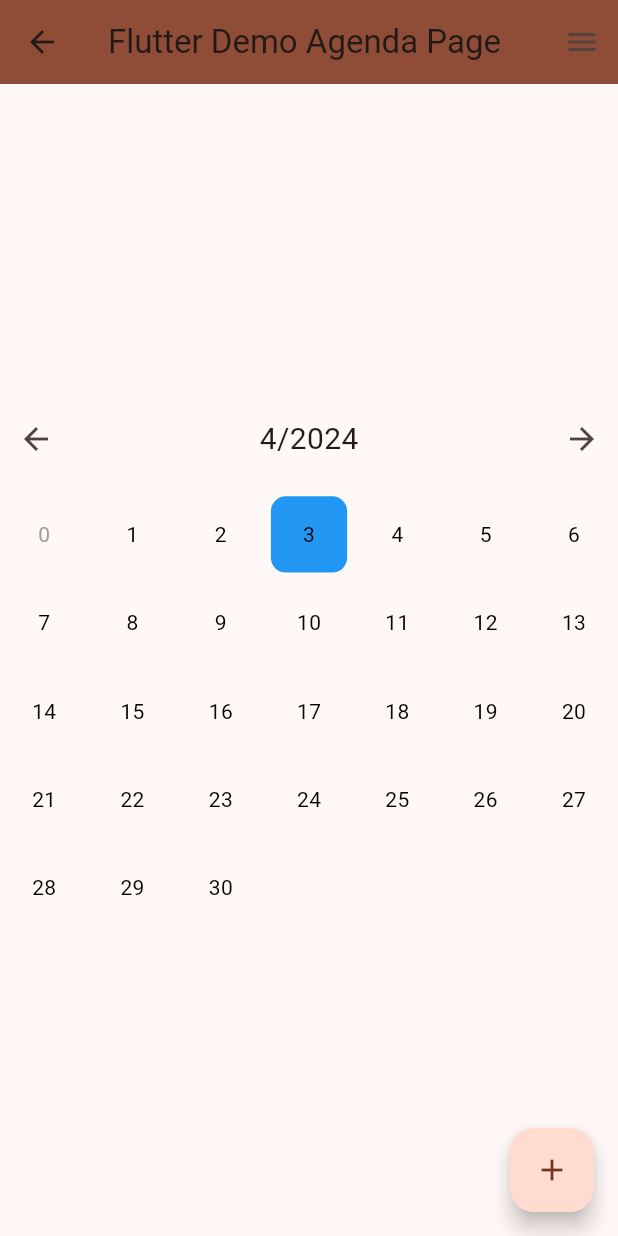
After one commit to WKLD-Labs/flutter_frontend, a Flutter app: the AgendaPage screen opened by its route, on a phone screen of 412 x 824 dp. The commit adds this screen. Run offline on Flutter 3.47's test engine with Material 3 defaults, Android fonts, the light colour scheme and no system bars; our stand-ins replace flutter_dotenv, font_awesome_flutter, go_router.

Commit message:
Agenda v1

```diff
--- a/lib/main.dart
+++ b/lib/main.dart
@@ -6,6 +6,7 @@ import 'package:flutter_dotenv/flutter_dotenv.dart';
 import 'views/HomePage/home_page.dart';
 import 'views/DummyPage/dummy_page.dart';
 import 'views/JadwalPage/jadwal_page.dart';
+import 'views/AgendaPage/agenda_page.dart';
 
 Future main() async {
   await dotenv.load(fileName: ".env");
@@ -32,6 +33,12 @@ final GoRouter _router = GoRouter(
           path: 'jadwal',
           builder: (BuildContext context, GoRouterState state) {
             return const JadwalPage(title: 'Flutter Demo Jadwal Page');
+          },
+        ),
+        GoRoute(
+          path: 'agenda',
+          builder: (BuildContext context, GoRouterState state) {
+            return const AgendaPage(title: 'Flutter Demo Agenda Page');
           },
         ),
       ],
--- /dev/null
+++ b/lib/views/AgendaPage/agenda_page.dart
@@ -0,0 +1,131 @@
+import 'package:flutter/material.dart';
+
+import '../../widgets/nav_drawer.dart';
+
+class AgendaPage extends StatefulWidget {
+  const AgendaPage({Key? key, required this.title}) : super(key: key);
+
+  final String title;
+
+  @override
+  State<AgendaPage> createState() => _AgendaPageState();
+}
+
+class _AgendaPageState extends State<AgendaPage> {
+  late DateTime _selectedDate;
+  late DateTime _currentMonth;
+
+  @override
+  void initState() {
+    super.initState();
+    _selectedDate = DateTime.now();
+    _currentMonth = DateTime.now();
+  }
+
+  @override
+  Widget build(BuildContext context) {
+    return Scaffold(
+      appBar: AppBar(
+        backgroundColor: Theme.of(context).colorScheme.primary,
+        title: Text(widget.title),
+      ),
+      body: Center(
+        child: Column(
+          mainAxisAlignment: MainAxisAlignment.center,
+          children: <Widget>[
+            SizedBox(height: 10),
+            Row(
+              mainAxisAlignment: MainAxisAlignment.spaceBetween,
+              children: <Widget>[
+                IconButton(
+                  onPressed: () {
+                    setState(() {
+                      _currentMonth = DateTime(
+                          _currentMonth.year, _currentMonth.month - 1, 1);
+                    });
+                  },
+                  icon: Icon(Icons.arrow_back),
+                ),
+                Text(
+                  '${_currentMonth.month}/${_currentMonth.year}',
+                  style: TextStyle(fontSize: 20),
+                ),
+                IconButton(
+                  onPressed: () {
+                    setState(() {
+                      _currentMonth = DateTime(
+                          _currentMonth.year, _currentMonth.month + 1, 1);
+                    });
+                  },
+                  icon: Icon(Icons.arrow_forward),
+                ),
+              ],
+            ),
+            SizedBox(height: 10),
+            GridView.builder(
+              shrinkWrap: true,
+              gridDelegate: SliverGridDelegateWithFixedCrossAxisCount(
+                crossAxisCount: 7,
+              ),
+              itemCount: _daysInMonth(_currentMonth),
+              itemBuilder: (context, index) {
+                final dayOfMonth = index - _firstDayOfMonth(_currentMonth) + 1;
+                final day = DateTime(_currentMonth.year, _currentMonth.month, dayOfMonth);
+
+                return GestureDetector(
+                  onTap: () {
+                    setState(() {
+                      _selectedDate = day;
+                    });
+                  },
+                  child: Container(
+                    alignment: Alignment.center,
+                    margin: EdgeInsets.all(4),
+                    decoration: BoxDecoration(
+                      color: _isSelectedDay(day) ? Colors.blue : null,
+                      borderRadius: BorderRadius.circular(10),
+                    ),
+                    child: Text(
+                      '$dayOfMonth',
+                      style: TextStyle(
+                        color: _isCurrentMonth(day) ? Colors.black : Colors.grey,
+                      ),
+                    ),
+                  ),
+                );
+              },
+            ),
+          ],
+        ),
+      ),
+      floatingActionButton: FloatingActionButton(
+        onPressed: () {
+          // Tambahkan fungsi untuk menambahkan data di sini
+        },
+        tooltip: 'Add Data',
+        child: Icon(Icons.add),
+      ),
+      endDrawer: NavDrawer(context),
+    );
+  }
+
+  bool _isCurrentMonth(DateTime day) {
+    return day.month == _currentMonth.month;
+  }
+
+  bool _isSelectedDay(DateTime day) {
+    return day.year == _selectedDate.year &&
+        day.month == _selectedDate.month &&
+        day.day == _selectedDate.day;
+  }
+
+  int _firstDayOfMonth(DateTime month) {
+    return DateTime(month.year, month.month, 1).weekday % 7;
+  }
+
+  int _daysInMonth(DateTime month) {
+    final nextMonth = month.month < 12 ? month.month + 1 : 1;
+    final nextYear = nextMonth == 1 ? month.year + 1 : month.year;
+    return DateTime(nextYear, nextMonth, 0).day + _firstDayOfMonth(month);
+  }
+}
--- a/lib/widgets/nav_drawer.dart
+++ b/lib/widgets/nav_drawer.dart
@@ -24,6 +24,9 @@ class NavDrawer extends StatelessWidget {
     ),
     _NavigationDestination(
       'Jadwal', Icon(Icons.egg_outlined), Icon(Icons.egg), '/jadwal'
+    ),
+    _NavigationDestination(
+      'Agenda', Icon(Icons.egg_outlined), Icon(Icons.egg), '/agenda'
     ),
   ];
 
```
